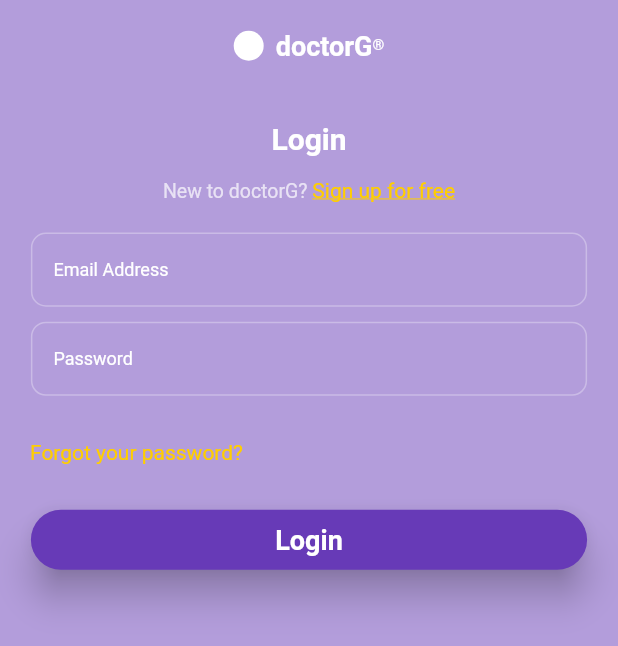
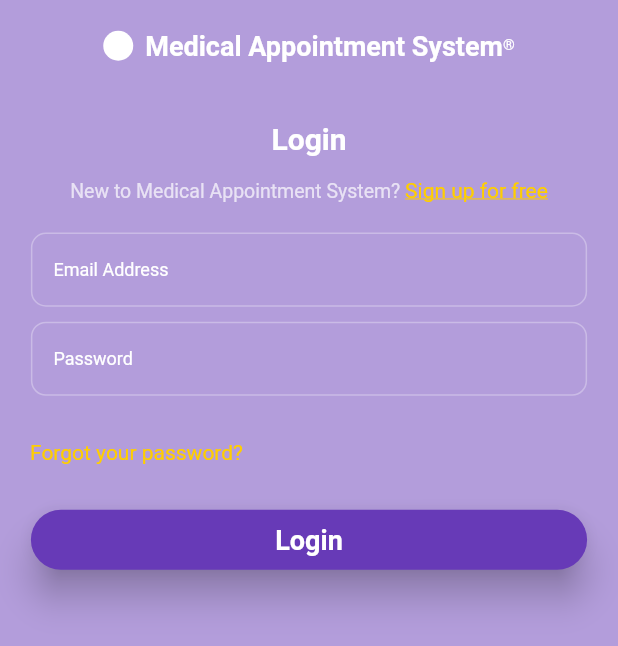
Before and after one commit to piyushyadavNP/DoctorG_FYP, a Flutter app: the screen it shows after launch, on a phone screen of 412 x 824 dp. Shown: the top 646 px of the screen. Run offline on Flutter 3.47's test engine with Material 2 defaults, Android fonts, the phone set to English and light mode, and no system bars; our stand-ins replace auto_size_text, cloud_firestore, firebase_auth, firebase_core, firebase_storage, google_fonts and 3 more; missing offline and left inert: flutter_pdfview; accounts and stored records are empty.

Commit message:
WIP of PDF

```diff
--- a/lib/screens/invstigation_report.dart
+++ b/lib/screens/invstigation_report.dart
@@ -27,7 +27,6 @@ class _InvestigationReportState extends State<InvestigationReport> {
               .where('userId', isEqualTo: user)
               .snapshots(),
           builder: (context, snapshot) {
-            log("Data" + snapshot.data.toString());
             if (!snapshot.hasData) {
               return const SizedBox(
                 child: Center(child: Text("No Reports Found")),
@@ -46,7 +45,7 @@ class _InvestigationReportState extends State<InvestigationReport> {
                       onTap: () => Navigator.pushNamed(context, '/pdfReport'),
                       trailing: subtitle,
                       title: Text("Dr. " + doc['doctor']),
-                      subtitle: Text(doc['date'] + doc['time']),
+                      subtitle: Text(doc['date'] + " " + doc['time']),
                     ),
                   );
                 },
--- a/lib/screens/login_page.dart
+++ b/lib/screens/login_page.dart
@@ -72,7 +72,8 @@ class _LoginPageState extends State<LoginPage> {
                 textAlign: TextAlign.center,
                 text: TextSpan(children: [
                   TextSpan(
-                      text: 'New to doctorG? ', style: AppTextStyle.subtitle2),
+                      text: 'New to Medical Appointment System? ',
+                      style: AppTextStyle.subtitle2),
                   TextSpan(
                       recognizer: TapGestureRecognizer()
                         ..onTap = () {
--- a/lib/widget/logo_container.dart
+++ b/lib/widget/logo_container.dart
@@ -25,7 +25,7 @@ class LogoName extends StatelessWidget {
         Padding(
           padding: const EdgeInsets.only(left: 8.0),
           child: Text(
-            "doctorG",
+            "Medical Appointment System",
             softWrap: true,
             style: TextStyle(
                 fontSize: textSize,
```
Also changed, not shown: lib/common/time_range.dart (added, +19 -0 lines), lib/widget/appointment_time.dart (+10 -18 lines), 1 other file.
